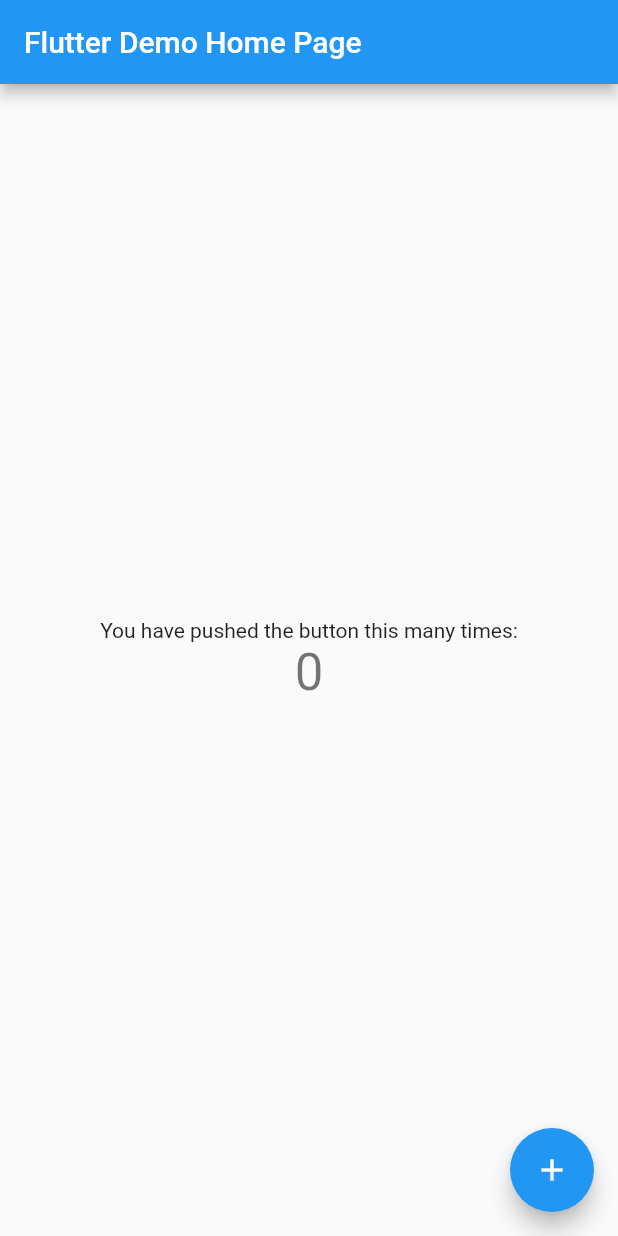
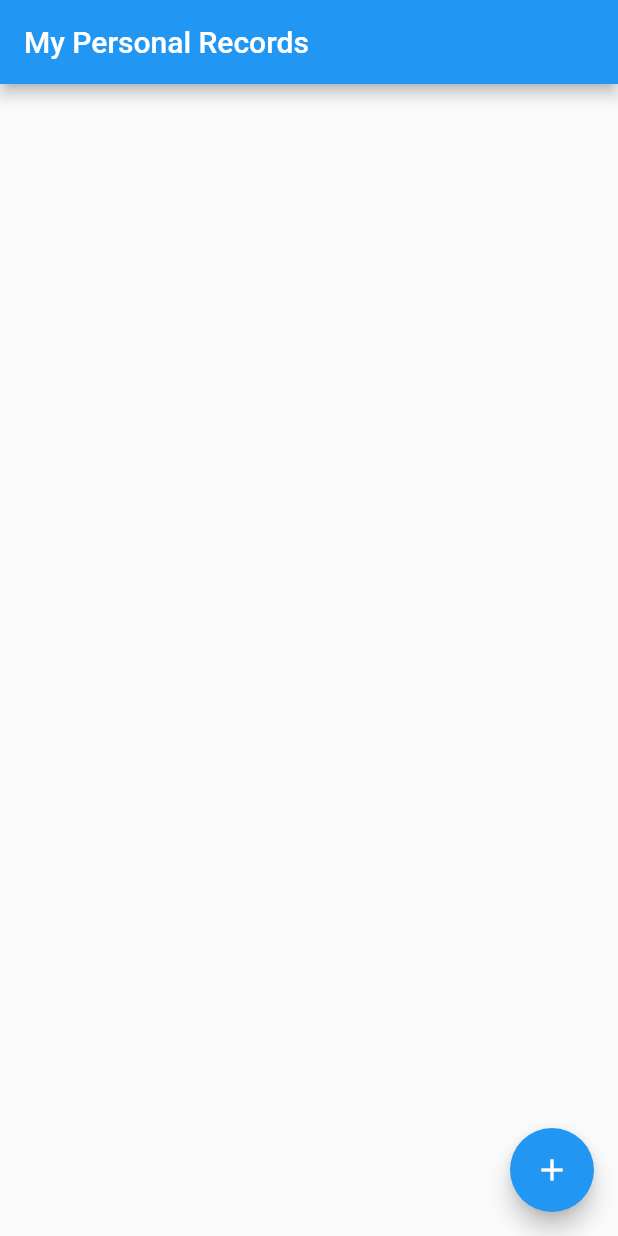
Before and after one commit to angeloorrico/MyPersonalRecords, a Flutter app: the screen it shows after launch, on a phone screen of 412 x 824 dp. Run offline on Flutter 3.47's test engine with Material 2 defaults, Android fonts, the phone set to English and light mode, and no system bars.

Commit message:
HomePage added.

```diff
--- a/lib/main.dart
+++ b/lib/main.dart
@@ -1,111 +1,14 @@
 import 'package:flutter/material.dart';
+import 'package:my_personal_records/pages/home.page.dart';
 
 void main() => runApp(MyApp());
 
 class MyApp extends StatelessWidget {
-  // This widget is the root of your application.
   @override
   Widget build(BuildContext context) {
     return MaterialApp(
-      title: 'Flutter Demo',
-      theme: ThemeData(
-        // This is the theme of your application.
-        //
-        // Try running your application with "flutter run". You'll see the
-        // application has a blue toolbar. Then, without quitting the app, try
-        // changing the primarySwatch below to Colors.green and then invoke
-        // "hot reload" (press "r" in the console where you ran "flutter run",
-        // or simply save your changes to "hot reload" in a Flutter IDE).
-        // Notice that the counter didn't reset back to zero; the application
-        // is not restarted.
-        primarySwatch: Colors.blue,
-      ),
-      home: MyHomePage(title: 'Flutter Demo Home Page'),
+      title: 'My Personal Records',
+      home: HomePage(),
     );
   }
 }
-
-class MyHomePage extends StatefulWidget {
-  MyHomePage({Key key, this.title}) : super(key: key);
-
-  // This widget is the home page of your application. It is stateful, meaning
-  // that it has a State object (defined below) that contains fields that affect
-  // how it looks.
-
-  // This class is the configuration for the state. It holds the values (in this
-  // case the title) provided by the parent (in this case the App widget) and
-  // used by the build method of the State. Fields in a Widget subclass are
-  // always marked "final".
-
-  final String title;
-
-  @override
-  _MyHomePageState createState() => _MyHomePageState();
-}
-
-class _MyHomePageState extends State<MyHomePage> {
-  int _counter = 0;
-
-  void _incrementCounter() {
-    setState(() {
-      // This call to setState tells the Flutter framework that something has
-      // changed in this State, which causes it to rerun the build method below
-      // so that the display can reflect the updated values. If we changed
-      // _counter without calling setState(), then the build method would not be
-      // called again, and so nothing would appear to happen.
-      _counter++;
-    });
-  }
-
-  @override
-  Widget build(BuildContext context) {
-    // This method is rerun every time setState is called, for instance as done
-    // by the _incrementCounter method above.
-    //
-    // The Flutter framework has been optimized to make rerunning build methods
-    // fast, so that you can just rebuild anything that needs updating rather
-    // than having to individually change instances of widgets.
-    return Scaffold(
-      appBar: AppBar(
-        // Here we take the value from the MyHomePage object that was created by
-        // the App.build method, and use it to set our appbar title.
-        title: Text(widget.title),
-      ),
-      body: Center(
-        // Center is a layout widget. It takes a single child and positions it
-        // in the middle of the parent.
-        child: Column(
-          // Column is also a layout widget. It takes a list of children and
-          // arranges them vertically. By default, it sizes itself to fit its
-          // children horizontally, and tries to be as tall as its parent.
-          //
-          // Invoke "debug painting" (press "p" in the console, choose the
-          // "Toggle Debug Paint" action from the Flutter Inspector in Android
-          // Studio, or the "Toggle Debug Paint" command in Visual Studio Code)
-          // to see the wireframe for each widget.
-          //
-          // Column has various properties to control how it sizes itself and
-          // how it positions its children. Here we use mainAxisAlignment to
-          // center the children vertically; the main axis here is the vertical
-          // axis because Columns are vertical (the cross axis would be
-          // horizontal).
-          mainAxisAlignment: MainAxisAlignment.center,
-          children: <Widget>[
-            Text(
-              'You have pushed the button this many times:',
-            ),
-            Text(
-              '$_counter',
-              style: Theme.of(context).textTheme.display1,
-            ),
-          ],
-        ),
-      ),
-      floatingActionButton: FloatingActionButton(
-        onPressed: _incrementCounter,
-        tooltip: 'Increment',
-        child: Icon(Icons.add),
-      ), // This trailing comma makes auto-formatting nicer for build methods.
-    );
-  }
-}
--- /dev/null
+++ b/lib/pages/home.page.dart
@@ -0,0 +1,17 @@
+import 'package:flutter/material.dart';
+
+class HomePage extends StatelessWidget {
+  @override
+  Widget build(BuildContext context) {
+    return Scaffold(
+      appBar: AppBar(
+          title: Text('My Personal Records')
+      ),
+      body: Container(),
+      floatingActionButton: FloatingActionButton(
+        child: Icon(Icons.add),
+        onPressed: (){},
+      ),
+    );
+  }
+}
```
